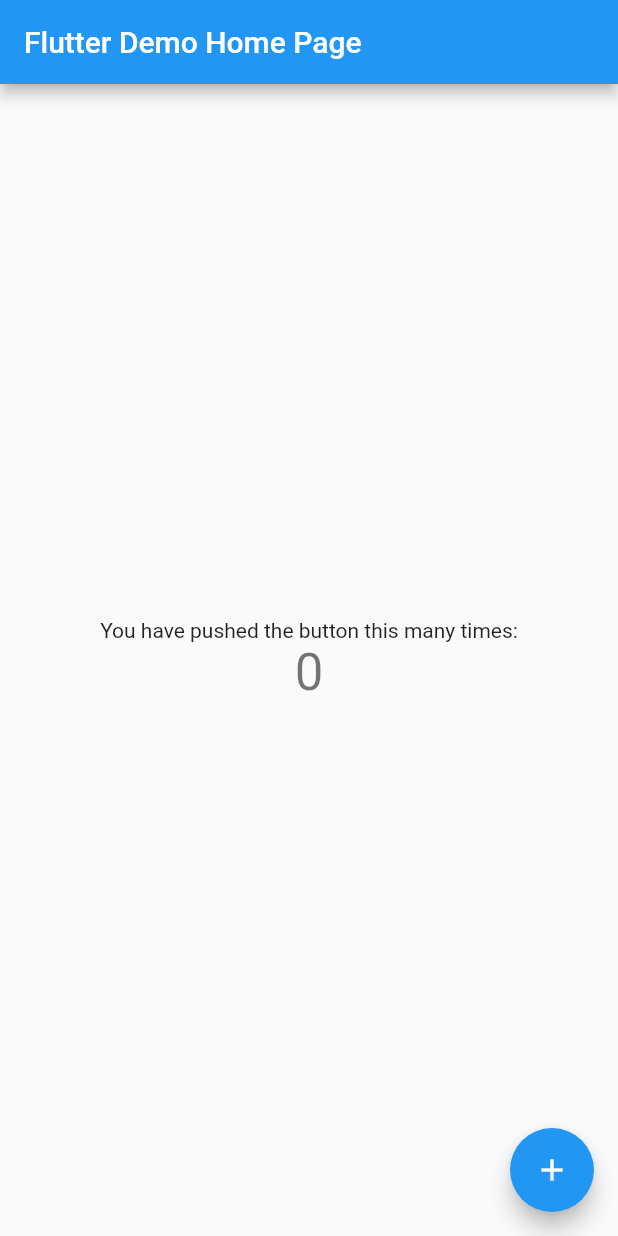
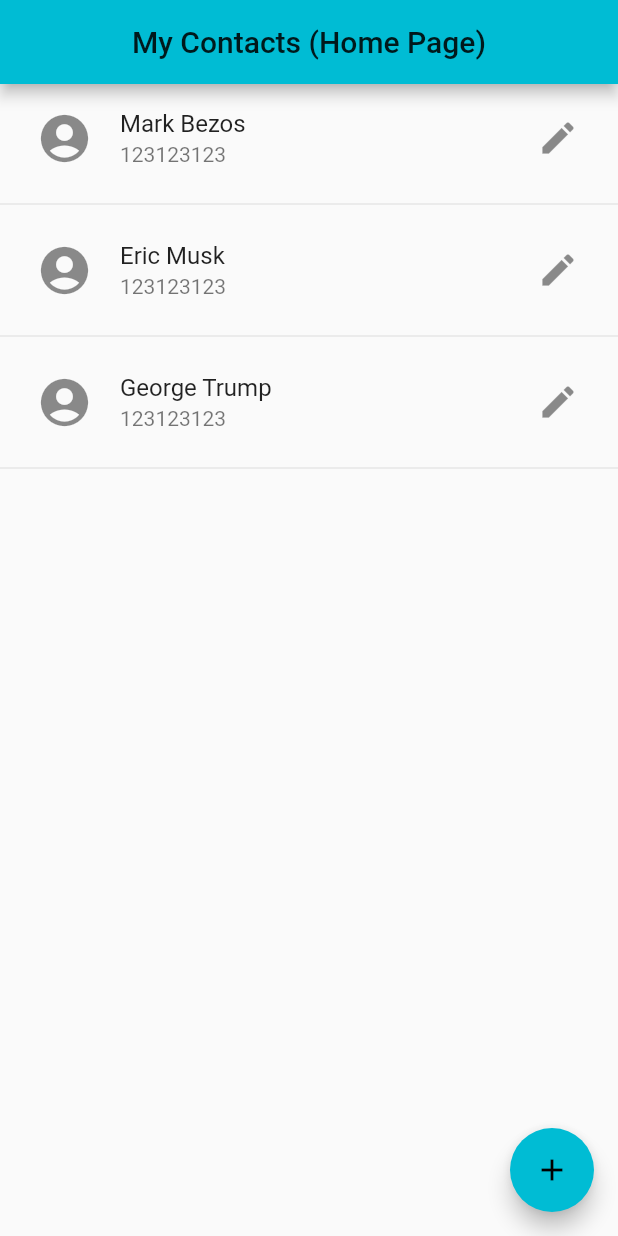
Before and after one commit to AlexVar196/FlutterContactList, a Flutter app: the screen it shows after launch, on a phone screen of 412 x 824 dp. Run offline on Flutter 3.47's test engine with Material 2 defaults, Android fonts, the phone set to English and light mode, and no system bars.

Commit message:
added functionality for displaying a hardcoded list and navigation to contact info page

```diff
--- /dev/null
+++ b/lib/contact.dart
@@ -0,0 +1,36 @@
+class Contact {
+  String firstName;
+  String lastName;
+  String phoneNumber;
+  String email;
+
+  Contact(this.firstName, this.lastName, this.phoneNumber, this.email);
+
+  String getFullName() {
+    return firstName + " " + lastName;
+  }
+
+  String getPhoneNumber() {
+    return phoneNumber;
+  }
+
+  String getEmail() {
+    return email;
+  }
+
+  void setFirstName(String firstName) {
+    this.firstName = firstName;
+  }
+
+  void setLastName(String lastName) {
+    this.lastName = lastName;
+  }
+
+  void setPhoneNumber(String phoneNumber) {
+    this.phoneNumber = phoneNumber;
+  }
+
+  void setEmail(String email) {
+    this.email = email;
+  }
+}
--- /dev/null
+++ b/lib/contact_list.dart
@@ -0,0 +1,164 @@
+import 'dart:core';
+import 'package:flutter/material.dart';
+import 'dart:developer';
+import './contact.dart';
+
+class ContactList extends StatefulWidget {
+  ContactList({Key? key, required this.title}) : super(key: key);
+
+  final String title;
+
+  @override
+  _ContactListState createState() => _ContactListState();
+}
+
+class _ContactListState extends State<ContactList> {
+  //var _contactList = <Contact>[];
+
+  List<Contact> getContactsFromMemory() {
+    var contactList = <Contact>[];
+    Contact a = new Contact("Mark", "Bezos", "123123123", "email@email.com");
+    Contact b = new Contact("Eric", "Musk", "123123123", "email@email.com");
+    Contact c = new Contact("George", "Trump", "123123123", "email@email.com");
+    contactList.add(a);
+    contactList.add(b);
+    contactList.add(c);
+    return contactList;
+  }
+
+  Widget getContactListView() {
+    var _contactList = getContactsFromMemory();
+    return ListView.builder(
+        itemCount: _contactList.length * 2,
+        itemBuilder: (context, count) {
+          if (count.isOdd) return Divider();
+          final index = count ~/ 2;
+          return _buildRow(_contactList[index]);
+        });
+  }
+
+  Widget _buildRow(Contact contact) {
+    return ListTile(
+      leading: Container(
+        height: double.infinity,
+        child: IconButton(
+          icon: new Icon(
+            Icons.account_circle,
+            size: 38,
+          ),
+          onPressed: () {
+            String name = contact.getFullName();
+            log("_viewContact $name");
+            _viewContactInfo(contact);
+          },
+        ),
+      ),
+      title: Text(contact.getFullName()),
+      subtitle: Text(contact.phoneNumber),
+      trailing: Container(
+        height: double.infinity,
+        child: IconButton(
+          icon: new Icon(
+            Icons.edit,
+            size: 28,
+          ),
+          onPressed: () {
+            String name = contact.getFullName();
+            log("_editContact $name");
+          },
+        ),
+      ),
+    );
+  }
+
+  String getInitials(String name) => name.isNotEmpty
+      ? name.trim().split(' ').map((l) => l[0]).take(3).join()
+      : '';
+
+  void _viewContactInfo(Contact contact) {
+    String name = contact.getFullName();
+    log("_viewContactInfo for $name");
+
+    Navigator.of(context)
+        .push(MaterialPageRoute(builder: (BuildContext context) {
+      return Scaffold(
+        appBar: AppBar(title: Text(name)),
+        body: SafeArea(
+          child: Column(mainAxisAlignment: MainAxisAlignment.center, children: [
+            CircleAvatar(
+              child: Text(getInitials(name).toUpperCase(),
+                  style: TextStyle(fontSize: 45)),
+              radius: 60.0,
+              backgroundColor: Colors.amber,
+            ),
+            SizedBox(height: 15),
+            Text(
+              name,
+              style: TextStyle(
+                  fontSize: 27.0,
+                  fontFamily: 'Source Sans Pro',
+                  color: Colors.amber,
+                  fontWeight: FontWeight.bold,
+                  letterSpacing: 2.5),
+            ),
+            Card(
+              margin: EdgeInsets.symmetric(vertical: 10.0, horizontal: 25.0),
+              child: ListTile(
+                leading: Icon(
+                  Icons.phone,
+                  color: Colors.cyan,
+                ),
+                title: Text(
+                  '+91 1234 567890',
+                  style: TextStyle(
+                      fontSize: 20.0,
+                      fontFamily: 'Source Sans Pro',
+                      color: Colors.cyan),
+                ),
+              ),
+            ),
+            Card(
+              margin: EdgeInsets.symmetric(vertical: 10.0, horizontal: 25.0),
+              child: ListTile(
+                leading: Icon(
+                  Icons.email,
+                  color: Colors.cyan,
+                ),
+                title: Text(
+                  'keertirajmalik@gmail.com',
+                  style: TextStyle(
+                      fontFamily: 'Source Sans Pro',
+                      fontSize: 20.0,
+                      color: Colors.cyan),
+                ),
+              ),
+            ),
+          ]),
+        ),
+      );
+    }));
+  }
+
+  @override
+  Widget build(BuildContext context) {
+    return Scaffold(
+      appBar: AppBar(
+        centerTitle: true,
+        // Here we take the value from the MyHomePage object that was created by
+        // the App.build method, and use it to set our appbar title.
+        title: Text(widget.title),
+      ),
+      body: getContactListView(),
+
+      floatingActionButton: FloatingActionButton(
+        onPressed: _addContact,
+        tooltip: 'Increment',
+        child: Icon(Icons.add),
+      ), // This trailing comma makes auto-formatting nicer for build methods.
+    );
+  }
+
+  void _addContact() {
+    log("_addContact");
+  }
+}
--- a/lib/main.dart
+++ b/lib/main.dart
@@ -1,4 +1,6 @@
+import 'dart:core';
 import 'package:flutter/material.dart';
+import './contact_list.dart';
 
 void main() {
   runApp(MyApp());
@@ -6,108 +8,14 @@ void main() {
 
 class MyApp extends StatelessWidget {
   // This widget is the root of your application.
+
   @override
   Widget build(BuildContext context) {
     return MaterialApp(
-      title: 'Flutter Demo',
-      theme: ThemeData(
-        // This is the theme of your application.
-        //
-        // Try running your application with "flutter run". You'll see the
-        // application has a blue toolbar. Then, without quitting the app, try
-        // changing the primarySwatch below to Colors.green and then invoke
-        // "hot reload" (press "r" in the console where you ran "flutter run",
-        // or simply save your changes to "hot reload" in a Flutter IDE).
-        // Notice that the counter didn't reset back to zero; the application
-        // is not restarted.
-        primarySwatch: Colors.blue,
-      ),
-      home: MyHomePage(title: 'Flutter Demo Home Page'),
-    );
+        title: 'Contacts',
+        theme: ThemeData(
+          primarySwatch: Colors.cyan,
+        ),
+        home: ContactList(title: 'My Contacts (Home Page)'));
   }
 }
-
-class MyHomePage extends StatefulWidget {
-  MyHomePage({Key? key, required this.title}) : super(key: key);
-
-  // This widget is the home page of your application. It is stateful, meaning
-  // that it has a State object (defined below) that contains fields that affect
-  // how it looks.
-
-  // This class is the configuration for the state. It holds the values (in this
-  // case the title) provided by the parent (in this case the App widget) and
-  // used by the build method of the State. Fields in a Widget subclass are
-  // always marked "final".
-
-  final String title;
-
-  @override
-  _MyHomePageState createState() => _MyHomePageState();
-}
-
-class _MyHomePageState extends State<MyHomePage> {
-  int _counter = 0;
-
-  void _incrementCounter() {
-    setState(() {
-      // This call to setState tells the Flutter framework that something has
-      // changed in this State, which causes it to rerun the build method below
-      // so that the display can reflect the updated values. If we changed
-      // _counter without calling setState(), then the build method would not be
-      // called again, and so nothing would appear to happen.
-      _counter++;
-    });
-  }
-
-  @override
-  Widget build(BuildContext context) {
-    // This method is rerun every time setState is called, for instance as done
-    // by the _incrementCounter method above.
-    //
-    // The Flutter framework has been optimized to make rerunning build methods
-    // fast, so that you can just rebuild anything that needs updating rather
-    // than having to individually change instances of widgets.
-    return Scaffold(
-      appBar: AppBar(
-        // Here we take the value from the MyHomePage object that was created by
-        // the App.build method, and use it to set our appbar title.
-        title: Text(widget.title),
-      ),
-      body: Center(
-        // Center is a layout widget. It takes a single child and positions it
-        // in the middle of the parent.
-        child: Column(
-          // Column is also a layout widget. It takes a list of children and
-          // arranges them vertically. By default, it sizes itself to fit its
-          // children horizontally, and tries to be as tall as its parent.
-          //
-          // Invoke "debug painting" (press "p" in the console, choose the
-          // "Toggle Debug Paint" action from the Flutter Inspector in Android
-          // Studio, or the "Toggle Debug Paint" command in Visual Studio Code)
-          // to see the wireframe for each widget.
-          //
-          // Column has various properties to control how it sizes itself and
-          // how it positions its children. Here we use mainAxisAlignment to
-          // center the children vertically; the main axis here is the vertical
-          // axis because Columns are vertical (the cross axis would be
-          // horizontal).
-          mainAxisAlignment: MainAxisAlignment.center,
-          children: <Widget>[
-            Text(
-              'You have pushed the button this many times:',
-            ),
-            Text(
-              '$_counter',
-              style: Theme.of(context).textTheme.headline4,
-            ),
-          ],
-        ),
-      ),
-      floatingActionButton: FloatingActionButton(
-        onPressed: _incrementCounter,
-        tooltip: 'Increment',
-        child: Icon(Icons.add),
-      ), // This trailing comma makes auto-formatting nicer for build methods.
-    );
-  }
-}
```
